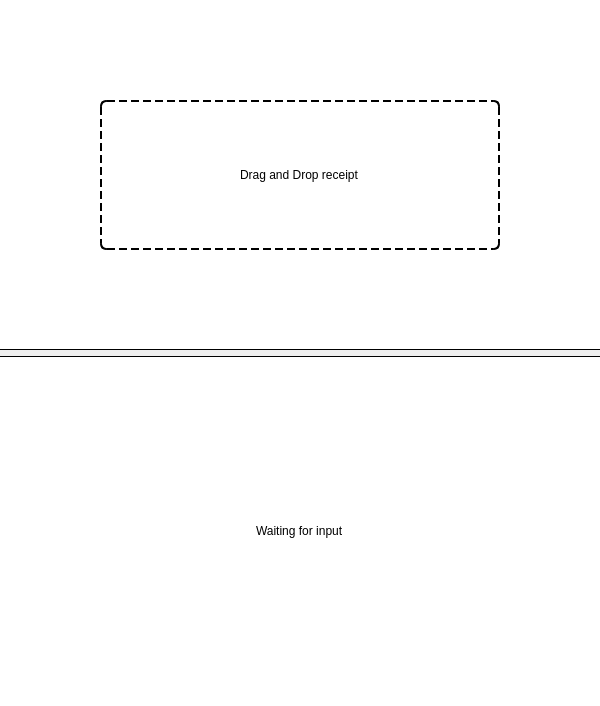
Laged/CookieWay, file mainwindow.ui: the form before one commit.
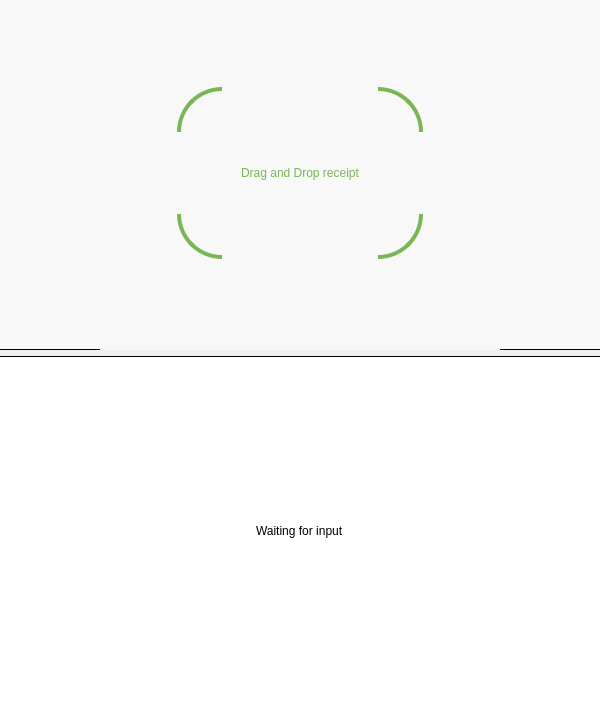
The form after the commit. Icons and pictures are not drawn.

What changed in the file:
```diff
--- a/mainwindow.ui
+++ b/mainwindow.ui
@@ -48,36 +48,289 @@
       <property name="currentIndex">
        <number>0</number>
       </property>
-      <widget class="QWidget" name="pageDrag" native="true">
+      <widget class="QWidget" name="pageDrag">
+       <property name="styleSheet">
+        <string notr="true">background: #f8f8f8;
+</string>
+       </property>
        <layout class="QHBoxLayout" name="horizontalLayout">
         <property name="leftMargin">
          <number>100</number>
         </property>
         <property name="topMargin">
-         <number>100</number>
+         <number>70</number>
         </property>
         <property name="rightMargin">
          <number>100</number>
         </property>
         <property name="bottomMargin">
-         <number>100</number>
+         <number>0</number>
         </property>
         <item>
          <widget class="QWidget" name="widgetDrag" native="true">
           <property name="styleSheet">
-           <string notr="true">border: 2px dashed black;
-border-radius:  6px;</string>
+           <string notr="true">border: none;</string>
           </property>
           <layout class="QHBoxLayout" name="horizontalLayout_2">
-           <item alignment="Qt::AlignHCenter">
-            <widget class="QLabel" name="labelDrag">
-             <property name="styleSheet">
-              <string notr="true">border: none;</string>
-             </property>
-             <property name="text">
-              <string>Drag and Drop receipt</string>
-             </property>
-            </widget>
+           <item>
+            <layout class="QVBoxLayout" name="verticalLayout_3">
+             <item>
+              <layout class="QHBoxLayout" name="horizontalLayout_7">
+               <item>
+                <widget class="QLabel" name="label_8">
+                 <property name="minimumSize">
+                  <size>
+                   <width>50</width>
+                   <height>0</height>
+                  </size>
+                 </property>
+                 <property name="maximumSize">
+                  <size>
+                   <width>60</width>
+                   <height>16777215</height>
+                  </size>
+                 </property>
+                 <property name="text">
+                  <string/>
+                 </property>
+                </widget>
+               </item>
+               <item>
+                <widget class="QLabel" name="label_6">
+                 <property name="sizePolicy">
+                  <sizepolicy hsizetype="Fixed" vsizetype="Fixed">
+                   <horstretch>0</horstretch>
+                   <verstretch>0</verstretch>
+                  </sizepolicy>
+                 </property>
+                 <property name="minimumSize">
+                  <size>
+                   <width>45</width>
+                   <height>45</height>
+                  </size>
+                 </property>
+                 <property name="maximumSize">
+                  <size>
+                   <width>45</width>
+                   <height>45</height>
+                  </size>
+                 </property>
+                 <property name="styleSheet">
+                  <string notr="true">border-top: 4px solid #79b654;
+border-left: 4px solid #79b654;
+border-top-left-radius: 45px;</string>
+                 </property>
+                 <property name="text">
+                  <string/>
+                 </property>
+                </widget>
+               </item>
+               <item>
+                <widget class="QLabel" name="label_7">
+                 <property name="text">
+                  <string/>
+                 </property>
+                </widget>
+               </item>
+               <item>
+                <widget class="QLabel" name="label_2">
+                 <property name="minimumSize">
+                  <size>
+                   <width>45</width>
+                   <height>45</height>
+                  </size>
+                 </property>
+                 <property name="maximumSize">
+                  <size>
+                   <width>45</width>
+                   <height>45</height>
+                  </size>
+                 </property>
+                 <property name="styleSheet">
+                  <string notr="true">border-top: 4px solid #79b654;
+border-right: 4px solid #79b654;
+border-top-right-radius: 45px;</string>
+                 </property>
+                 <property name="text">
+                  <string/>
+                 </property>
+                </widget>
+               </item>
+               <item>
+                <widget class="QLabel" name="label_9">
+                 <property name="minimumSize">
+                  <size>
+                   <width>50</width>
+                   <height>0</height>
+                  </size>
+                 </property>
+                 <property name="maximumSize">
+                  <size>
+                   <width>60</width>
+                   <height>16777215</height>
+                  </size>
+                 </property>
+                 <property name="text">
+                  <string/>
+                 </property>
+                </widget>
+               </item>
+              </layout>
+             </item>
+             <item>
+              <widget class="QLabel" name="labelDrag">
+               <property name="styleSheet">
+                <string notr="true">border: none; color: #79b654;</string>
+               </property>
+               <property name="text">
+                <string>Drag and Drop receipt</string>
+               </property>
+               <property name="alignment">
+                <set>Qt::AlignCenter</set>
+               </property>
+              </widget>
+             </item>
+             <item>
+              <layout class="QHBoxLayout" name="horizontalLayout_8">
+               <item>
+                <widget class="QLabel" name="label_10">
+                 <property name="minimumSize">
+                  <size>
+                   <width>50</width>
+                   <height>0</height>
+                  </size>
+                 </property>
+                 <property name="maximumSize">
+                  <size>
+                   <width>60</width>
+                   <height>16777215</height>
+                  </size>
+                 </property>
+                 <property name="text">
+                  <string/>
+                 </property>
+                </widget>
+               </item>
+               <item>
+                <widget class="QLabel" name="label_4">
+                 <property name="sizePolicy">
+                  <sizepolicy hsizetype="Fixed" vsizetype="Fixed">
+                   <horstretch>0</horstretch>
+                   <verstretch>0</verstretch>
+                  </sizepolicy>
+                 </property>
+                 <property name="minimumSize">
+                  <size>
+                   <width>45</width>
+                   <height>45</height>
+                  </size>
+                 </property>
+                 <property name="maximumSize">
+                  <size>
+                   <width>45</width>
+                   <height>45</height>
+                  </size>
+                 </property>
+                 <property name="styleSheet">
+                  <string notr="true">border-bottom: 4px solid #79b654;
+border-left: 4px solid #79b654;
+border-bottom-left-radius: 45px;</string>
+                 </property>
+                 <property name="text">
+                  <string/>
+                 </property>
+                </widget>
+               </item>
+               <item>
+                <widget class="QLabel" name="label_5">
+                 <property name="maximumSize">
+                  <size>
+                   <width>16777215</width>
+                   <height>60</height>
+                  </size>
+                 </property>
+                 <property name="text">
+                  <string/>
+                 </property>
+                </widget>
+               </item>
+               <item>
+                <widget class="QLabel" name="label_3">
+                 <property name="minimumSize">
+                  <size>
+                   <width>45</width>
+                   <height>45</height>
+                  </size>
+                 </property>
+                 <property name="maximumSize">
+                  <size>
+                   <width>45</width>
+                   <height>45</height>
+                  </size>
+                 </property>
+                 <property name="styleSheet">
+                  <string notr="true">border-bottom: 4px solid #79b654;
+border-right: 4px solid #79b654;
+border-bottom-right-radius: 45px;</string>
+                 </property>
+                 <property name="text">
+                  <string/>
+                 </property>
+                </widget>
+               </item>
+               <item>
+                <widget class="QLabel" name="label_11">
+                 <property name="minimumSize">
+                  <size>
+                   <width>50</width>
+                   <height>0</height>
+                  </size>
+                 </property>
+                 <property name="maximumSize">
+                  <size>
+                   <width>60</width>
+                   <height>16777215</height>
+                  </size>
+                 </property>
+                 <property name="text">
+                  <string/>
+                 </property>
+                </widget>
+               </item>
+              </layout>
+             </item>
+             <item>
+              <widget class="QLabel" name="logo">
+               <property name="sizePolicy">
+                <sizepolicy hsizetype="Preferred" vsizetype="Fixed">
+                 <horstretch>0</horstretch>
+                 <verstretch>0</verstretch>
+                </sizepolicy>
+               </property>
+               <property name="minimumSize">
+                <size>
+                 <width>438</width>
+                 <height>68</height>
+                </size>
+               </property>
+               <property name="baseSize">
+                <size>
+                 <width>100</width>
+                 <height>50</height>
+                </size>
+               </property>
+               <property name="text">
+                <string/>
+               </property>
+               <property name="pixmap">
+                <pixmap resource="res.qrc">:/new/prefix1/logo.jpg</pixmap>
+               </property>
+               <property name="alignment">
+                <set>Qt::AlignCenter</set>
+               </property>
+              </widget>
+             </item>
+            </layout>
            </item>
           </layout>
          </widget>
```
Left out of the diff: 4 changed lines with no effect on the pictures.
